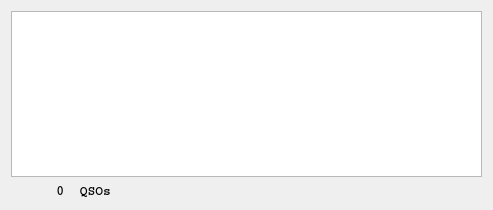
Qt form widgets/CabrilloLogWindow.ui (saitohirga/WSJT-X) before a commit.
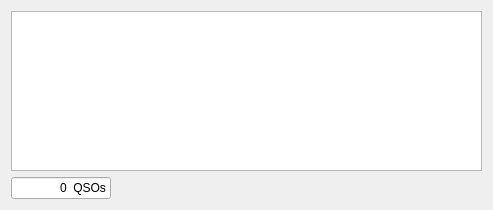
The same form after that commit.

Commit message: use correct method for getting row count from the DB; use signals/slots to inform the CabrilloLogWindow the qso_count has changed

```diff
--- a/widgets/CabrilloLogWindow.ui
+++ b/widgets/CabrilloLogWindow.ui
@@ -28,19 +28,15 @@
     </widget>
    </item>
    <item>
-    <widget class="QLabel" name="nQSO_lineEdit">
+    <widget class="QLineEdit" name="nQSO_lineEdit">
      <property name="maximumSize">
       <size>
        <width>100</width>
        <height>16777215</height>
       </size>
      </property>
-     <property name="styleSheet">
-      <string notr="true">* {
-       font-family: Courier;
-       font-size: 10pt;
-       font-weight: bold;
-       }</string>
+     <property name="readOnly">
+      <bool>true</bool>
      </property>
      <property name="text">
       <string>0  QSOs</string>
```
The commit also changes 5 other files.
